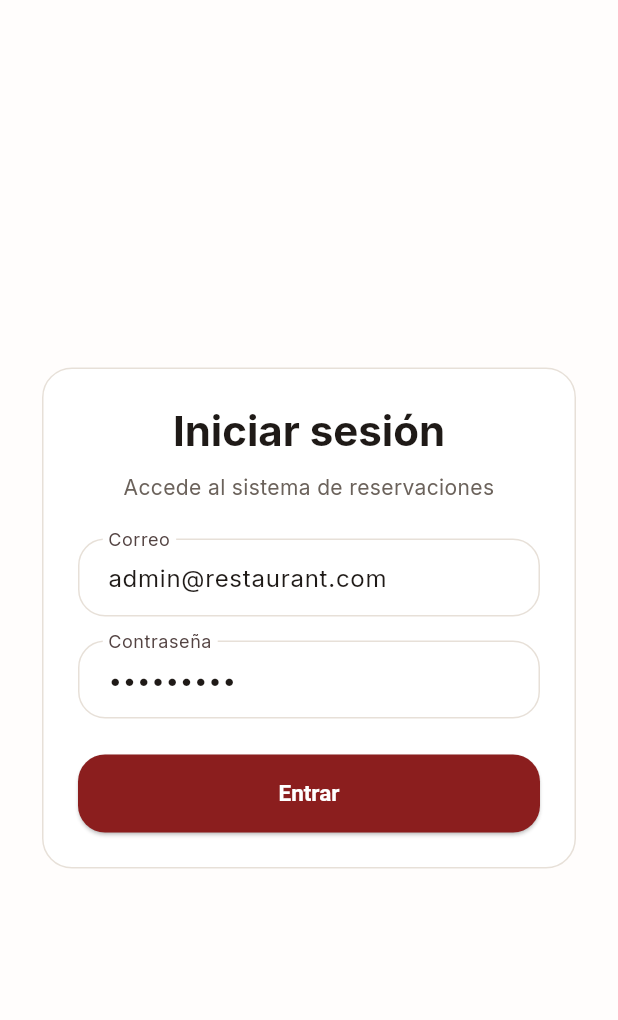
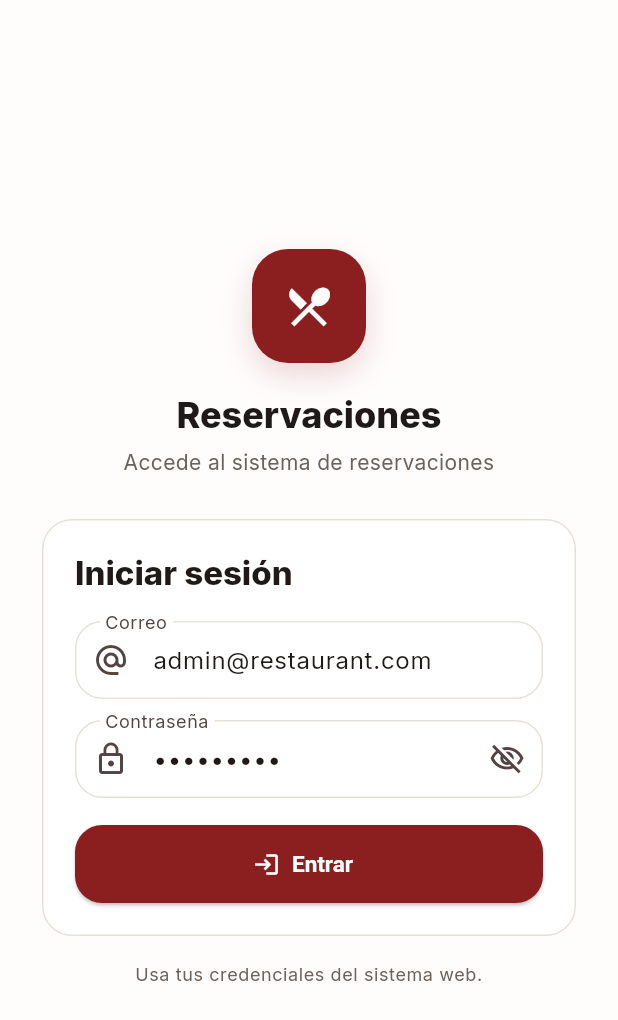
Before and after one commit to DevCraftersEnterprise/focacha-reservations-app, a Flutter app: the screen it shows after launch, on a phone screen of 412 x 824 dp. Shown: the top 1020 px of the screen. Run offline on Flutter 3.47's test engine with Material 3 defaults, Android fonts, the phone set to English and light mode, and no system bars; our stand-ins replace dio, flutter_riverpod, flutter_secure_storage, go_router, google_fonts.

Commit message:
Refactor LoginPage to enhance UI; improve layout, add password visibility toggle, and implement error messaging

```diff
--- a/lib/features/auth/presentation/pages/login_page.dart
+++ b/lib/features/auth/presentation/pages/login_page.dart
@@ -19,6 +19,7 @@ class _LoginPageState extends ConsumerState<LoginPage> {
   late final TextEditingController _emailController;
   late final TextEditingController _passwordController;
 
+  bool _obscurePassword = true;
   String? _errorMessage;
 
   @override
@@ -67,87 +68,173 @@ class _LoginPageState extends ConsumerState<LoginPage> {
     final isLoading = authState.isLoading;
 
     return Scaffold(
+      backgroundColor: AppColors.background,
       body: SafeArea(
         child: Center(
           child: SingleChildScrollView(
             padding: const EdgeInsets.all(24),
             child: ConstrainedBox(
-              constraints: const BoxConstraints(maxWidth: 420),
-              child: Card(
+              constraints: const BoxConstraints(maxWidth: 430),
+              child: Column(
+                children: [
+                  Container(
+                    height: 76,
+                    width: 76,
+                    decoration: BoxDecoration(
+                      color: AppColors.primary,
+                      borderRadius: BorderRadius.circular(24),
+                      boxShadow: [
+                        BoxShadow(
+                          color: AppColors.primary.withOpacity(0.18),
+                          blurRadius: 18,
+                          offset: const Offset(0, 8),
+                        ),
+                      ],
+                    ),
+                    child: const Icon(
+                      Icons.restaurant_menu,
+                      size: 34,
+                      color: Colors.white,
+                    ),
+                  ),
+                  const SizedBox(height: 18),
+                  Text(
+                    AppStrings.appName,
+                    style: Theme.of(context).textTheme.headlineSmall?.copyWith(
+                      fontWeight: FontWeight.w800,
+                      color: AppColors.textPrimary,
+                    ),
+                  ),
+                  const SizedBox(height: 6),
+                  Text(
+                    'Accede al sistema de reservaciones',
+                    textAlign: TextAlign.center,
+                    style: Theme.of(context).textTheme.bodyMedium?.copyWith(
+                      color: AppColors.textSecondary,
+                    ),
+                  ),
+                  const SizedBox(height: 24),
+                  Card(
                     child: Padding(
-                  padding: const EdgeInsets.all(24),
+                      padding: const EdgeInsets.all(22),
                       child: Form(
                         key: _formKey,
                         child: Column(
-                      mainAxisSize: MainAxisSize.min,
                           children: [
-                        Text(
-                          AppStrings.loginTitle,
-                          style: Theme.of(context).textTheme.headlineMedium
-                              ?.copyWith(fontWeight: FontWeight.w700),
+                            Align(
+                              alignment: Alignment.centerLeft,
+                              child: Text(
+                                'Iniciar sesión',
+                                style: Theme.of(context).textTheme.titleLarge
+                                    ?.copyWith(fontWeight: FontWeight.w800),
                               ),
-                        const SizedBox(height: 10),
-                        Text(
-                          'Accede al sistema de reservaciones',
-                          textAlign: TextAlign.center,
-                          style: Theme.of(context).textTheme.bodyMedium
-                              ?.copyWith(color: AppColors.textSecondary),
                             ),
-                        const SizedBox(height: 24),
+                            const SizedBox(height: 18),
                             TextFormField(
                               controller: _emailController,
                               keyboardType: TextInputType.emailAddress,
+                              enabled: !isLoading,
                               decoration: const InputDecoration(
                                 labelText: 'Correo',
+                                prefixIcon: Icon(Icons.alternate_email),
                               ),
                               validator: (value) {
                                 final text = value?.trim() ?? '';
                                 if (text.isEmpty) return 'Ingresa tu correo';
-                            if (!text.contains('@')) return 'Correo inválido';
+                                if (!text.contains('@'))
+                                  return 'Correo inválido';
                                 return null;
                               },
                             ),
-                        const SizedBox(height: 16),
+                            const SizedBox(height: 14),
                             TextFormField(
                               controller: _passwordController,
-                          obscureText: true,
-                          decoration: const InputDecoration(
+                              obscureText: _obscurePassword,
+                              enabled: !isLoading,
+                              decoration: InputDecoration(
                                 labelText: 'Contraseña',
+                                prefixIcon: const Icon(Icons.lock_outline),
+                                suffixIcon: IconButton(
+                                  onPressed: isLoading
+                                      ? null
+                                      : () {
+                                          setState(() {
+                                            _obscurePassword =
+                                                !_obscurePassword;
+                                          });
+                                        },
+                                  icon: Icon(
+                                    _obscurePassword
+                                        ? Icons.visibility_off_outlined
+                                        : Icons.visibility_outlined,
+                                  ),
+                                ),
                               ),
                               validator: (value) {
                                 final text = value?.trim() ?? '';
-                            if (text.isEmpty) return 'Ingresa tu contraseña';
-                            if (text.length < 6) return 'Mínimo 6 caracteres';
+                                if (text.isEmpty)
+                                  return 'Ingresa tu contraseña';
+                                if (text.length < 6)
+                                  return 'Mínimo 6 caracteres';
                                 return null;
                               },
                             ),
                             if (_errorMessage != null) ...[
-                          const SizedBox(height: 16),
+                              const SizedBox(height: 14),
                               Container(
                                 width: double.infinity,
                                 padding: const EdgeInsets.all(12),
                                 decoration: BoxDecoration(
                                   color: AppColors.errorBg,
-                              borderRadius: BorderRadius.circular(14),
+                                  borderRadius: BorderRadius.circular(16),
                                 ),
+                                child: Row(
+                                  crossAxisAlignment: CrossAxisAlignment.start,
+                                  children: [
+                                    const Padding(
+                                      padding: EdgeInsets.only(top: 1),
+                                      child: Icon(
+                                        Icons.error_outline,
+                                        size: 18,
+                                        color: AppColors.errorText,
+                                      ),
+                                    ),
+                                    const SizedBox(width: 8),
+                                    Expanded(
                                       child: Text(
                                         _errorMessage!,
                                         style: const TextStyle(
                                           color: AppColors.errorText,
-                                fontWeight: FontWeight.w500,
+                                          fontWeight: FontWeight.w600,
                                         ),
                                       ),
                                     ),
                                   ],
-                        const SizedBox(height: 24),
-                        ElevatedButton(
+                                ),
+                              ),
+                            ],
+                            const SizedBox(height: 18),
+                            ElevatedButton.icon(
                               onPressed: isLoading ? null : _submit,
-                          child: Text(isLoading ? 'Entrando...' : 'Entrar'),
+                              icon: Icon(
+                                isLoading ? Icons.hourglass_top : Icons.login,
+                              ),
+                              label: Text(isLoading ? 'Entrando...' : 'Entrar'),
                             ),
                           ],
                         ),
                       ),
                     ),
+                  ),
+                  const SizedBox(height: 14),
+                  Text(
+                    'Usa tus credenciales del sistema web.',
+                    textAlign: TextAlign.center,
+                    style: Theme.of(context).textTheme.bodySmall?.copyWith(
+                      color: AppColors.textSecondary,
+                    ),
+                  ),
+                ],
               ),
             ),
           ),
```
Lines whose indentation alone changed are shown as unchanged.
